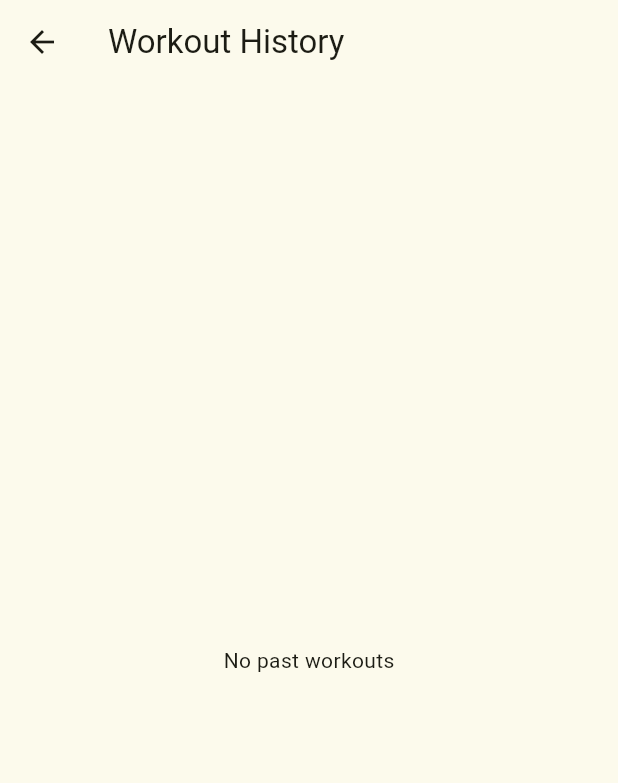
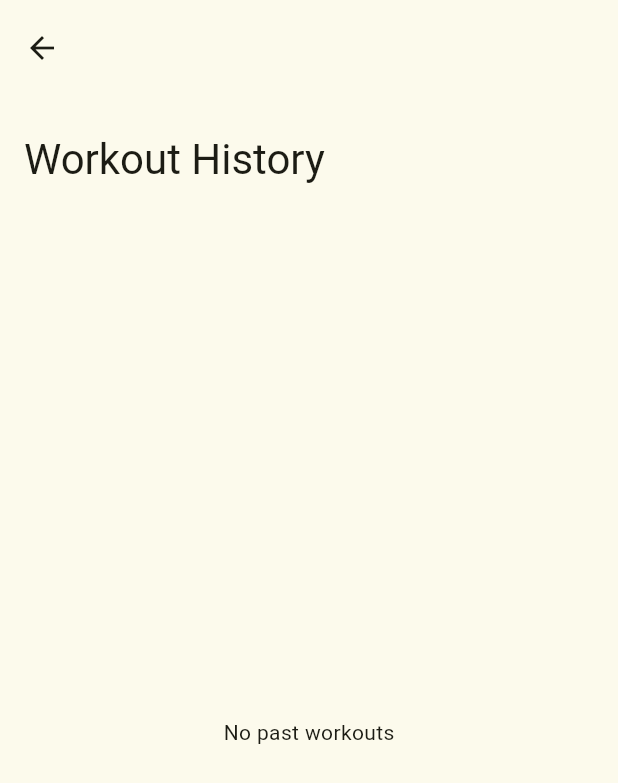
Before and after one commit to jan-kuwert/routine, a Flutter app: the WorkoutHistoryScreen screen opened directly, on a phone screen of 412 x 824 dp. Shown: the top 783 px of the screen. Run offline on Flutter 3.47's test engine with Material 3 defaults, Android fonts, the phone set to English and light mode, and no system bars; our stand-ins replace flutter_expandable_fab, isar; accounts and stored records are empty; generated files the repository leaves out were written again.

Commit message:
add goal and workout history screens

```diff
--- a/lib/sport/workout_history.dart
+++ b/lib/sport/workout_history.dart
@@ -21,25 +21,24 @@ class _WorkoutHistoryScreenState extends State<WorkoutHistoryScreen> {
   @override
   Widget build(BuildContext context) {
     return Scaffold(
-      appBar: AppBar(
+      body: CustomScrollView(
+        slivers: [
+          SliverAppBar.large(
             title: const Text('Workout History'),
           ),
-      body: Padding(
-        padding: const EdgeInsets.all(16.0),
-        child: FutureBuilder<List<Workout>>(
+          FutureBuilder<List<Workout>>(
             future: _getWorkoutHistory(),
             builder: (context, snapshot) {
               if (snapshot.connectionState == ConnectionState.waiting) {
-              return const Center(child: CircularProgressIndicator());
+                return const SliverFillRemaining(child: Center(child: CircularProgressIndicator()));
               } else if (snapshot.hasError) {
-              return Center(child: Text('Error: ${snapshot.error}'));
+                return SliverFillRemaining(child: Center(child: Text('Error: ${snapshot.error}')));
               } else if (!snapshot.hasData || snapshot.data!.isEmpty) {
-              return const Center(child: Text('No past workouts'));
+                return const SliverFillRemaining(child: Center(child: Text('No past workouts')));
               } else {
-              return ListView.builder(
-                shrinkWrap: true,
-                itemCount: snapshot.data!.length,
-                itemBuilder: (context, index) {
+                return SliverList(
+                  delegate: SliverChildBuilderDelegate(
+                    (context, index) {
                       final workout = snapshot.data![index];
                       return Padding(
                         padding: const EdgeInsets.only(bottom: 8.0),
@@ -50,10 +49,13 @@ class _WorkoutHistoryScreenState extends State<WorkoutHistoryScreen> {
                         ),
                       );
                     },
+                    childCount: snapshot.data!.length,
+                  ),
                 );
               }
             },
           ),
+        ],
       ),
     );
   }
```
Also changed, not shown: lib/sport/goal_history.dart (added, +67 -0 lines), lib/sport/sport_page.dart (+13 -0 lines). Lines whose indentation alone changed are shown as unchanged.
